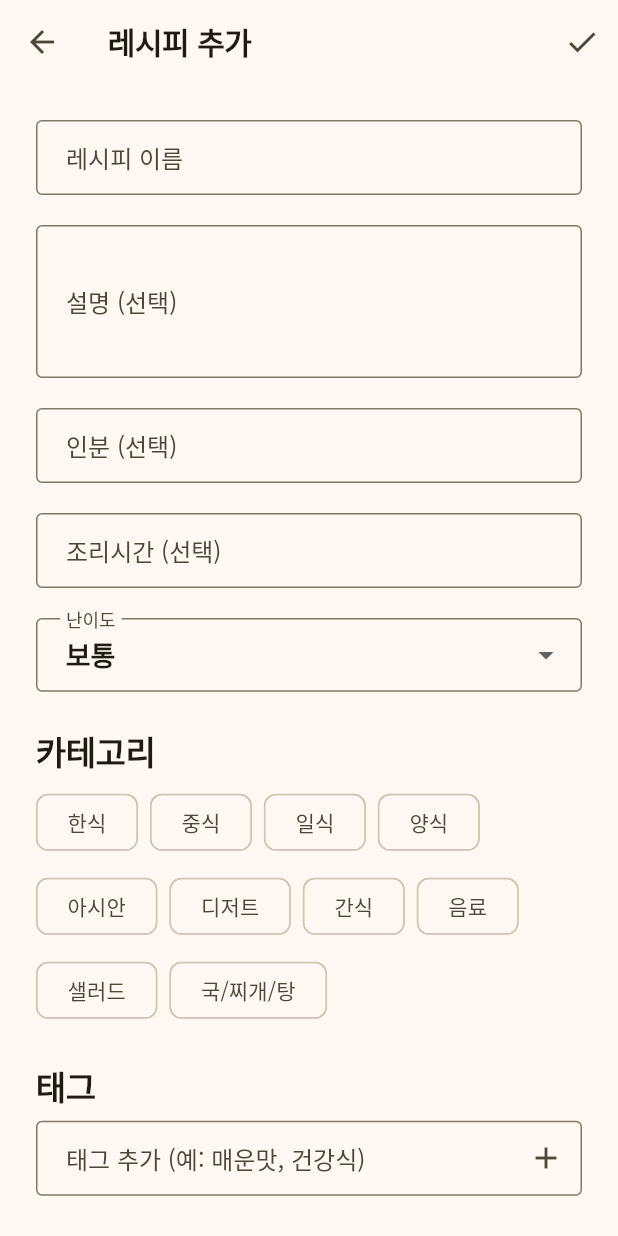
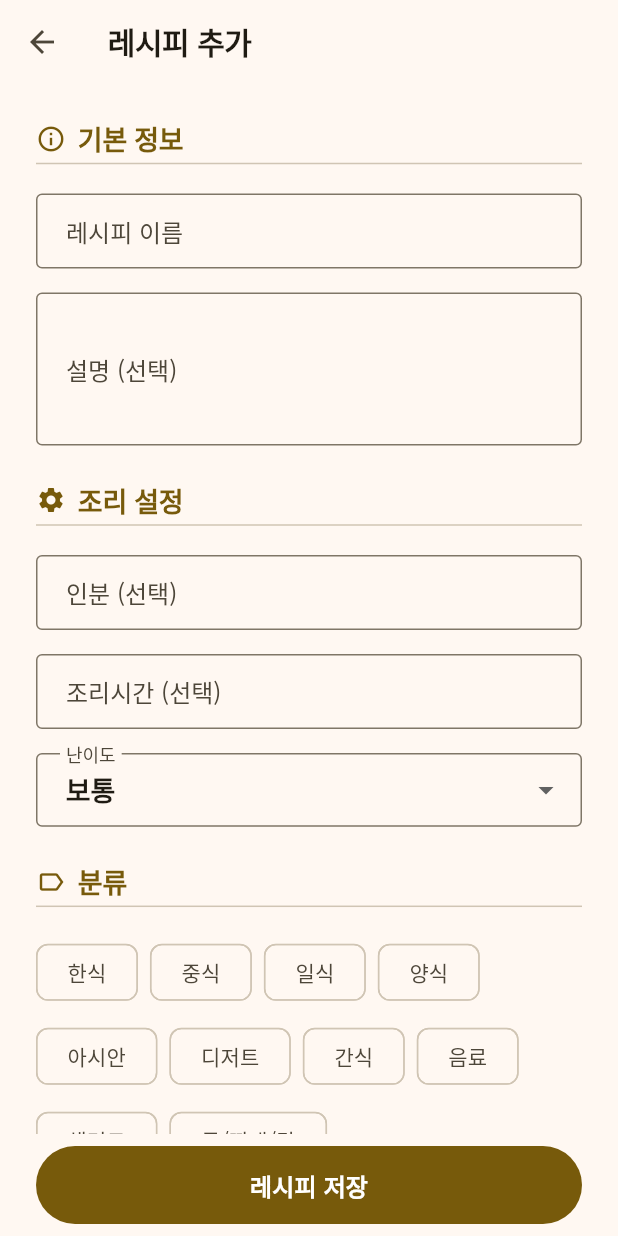
Before and after one commit to paper-cat/ind2receipe, a Flutter app: the RecipeFormScreen screen opened directly, on a phone screen of 412 x 824 dp. Run offline on Flutter 3.47's test engine with Material 3 defaults, Android fonts, the phone set to English and light mode, and no system bars; our stand-ins replace file_picker, flutter_riverpod, google_fonts, isar, riverpod_annotation, share_plus; accounts and stored records are empty; generated files the repository leaves out were written again.

Commit message:
레시피 폼 재료 검색 UX + 모바일 UX 개선
- 재료 검색 결과를 필드 위로 표시 (RawAutocomplete → 인라인 방식)
- 300ms debounce + 클리어(X) 버튼 + 중복 코드 정리
- 하단 고정 저장 버튼 (bottomNavigationBar)
- _SectionHeader 위젯으로 섹션 구분 개선
- 재료 목록 Card 래핑 + Divider 구분
- 조리 단계 레이아웃 분리 + 위/아래 이동 버튼
- IngredientChip maxWidth 160 + overflow 처리
- IngredientAmountField 힌트 간결화
- 키보드 반응형 하단 패딩

Co-Authored-By: Claude Opus 4.6 <noreply@anthropic.com>

```diff
--- a/lib/screens/recipe_form/recipe_form_screen.dart
+++ b/lib/screens/recipe_form/recipe_form_screen.dart
@@ -176,14 +176,9 @@ class _RecipeFormScreenState extends ConsumerState<RecipeFormScreen> {
     }
 
     if (mounted) {
-      // 레시피 리스트(HomeScreen)로 이동
-      // 새 레시피 추가: HomeScreen -> FormScreen (1번 pop)
-      // 레시피 수정: HomeScreen -> DetailScreen -> FormScreen (2번 pop)
       if (widget.recipe == null) {
-        // 새 레시피 추가
         Navigator.of(context).pop();
       } else {
-        // 레시피 수정 - DetailScreen과 FormScreen 모두 닫기
         Navigator.of(context).pop(); // FormScreen 닫기
         Navigator.of(context).pop(); // DetailScreen 닫기
       }
@@ -234,6 +229,13 @@ class _RecipeFormScreenState extends ConsumerState<RecipeFormScreen> {
     });
   }
 
+  void _moveStep(int oldIndex, int newIndex) {
+    setState(() {
+      final step = _steps.removeAt(oldIndex);
+      _steps.insert(newIndex, step);
+    });
+  }
+
   void _addTag() {
     final tag = _tagController.text.trim();
     if (tag.isNotEmpty && !_tags.contains(tag)) {
@@ -246,15 +248,29 @@ class _RecipeFormScreenState extends ConsumerState<RecipeFormScreen> {
 
   @override
   Widget build(BuildContext context) {
+    final colorScheme = Theme.of(context).colorScheme;
+
     return Scaffold(
       appBar: AppBar(
         title: Text(widget.recipe == null ? '레시피 추가' : '레시피 수정'),
-        actions: [
-          IconButton(
-            icon: const Icon(Icons.check),
+      ),
+      bottomNavigationBar: SafeArea(
+        child: Padding(
+          padding: const EdgeInsets.symmetric(
+            horizontal: AppSpacing.screenPadding,
+            vertical: AppSpacing.sm,
+          ),
+          child: FilledButton(
             onPressed: _saveRecipe,
+            style: FilledButton.styleFrom(
+              minimumSize: const Size(double.infinity, 52),
             ),
-        ],
+            child: Text(
+              widget.recipe == null ? '레시피 저장' : '수정 완료',
+              style: const TextStyle(fontSize: 16, fontWeight: FontWeight.w600),
+            ),
+          ),
+        ),
       ),
       body: Form(
         key: _formKey,
@@ -262,6 +278,13 @@ class _RecipeFormScreenState extends ConsumerState<RecipeFormScreen> {
           padding: const EdgeInsets.all(AppSpacing.screenPadding),
           keyboardDismissBehavior: ScrollViewKeyboardDismissBehavior.onDrag,
           children: [
+            // ── 기본 정보 섹션 ──
+            _SectionHeader(
+              icon: Icons.info_outline,
+              title: '기본 정보',
+              color: colorScheme.primary,
+            ),
+            const SizedBox(height: AppSpacing.md),
             TextFormField(
               controller: _nameController,
               decoration: const InputDecoration(
@@ -275,7 +298,7 @@ class _RecipeFormScreenState extends ConsumerState<RecipeFormScreen> {
                 return null;
               },
             ),
-            const SizedBox(height: 20),
+            const SizedBox(height: AppSpacing.md),
             TextFormField(
               controller: _descriptionController,
               decoration: const InputDecoration(
@@ -284,11 +307,18 @@ class _RecipeFormScreenState extends ConsumerState<RecipeFormScreen> {
               ),
               maxLines: 3,
             ),
-            const SizedBox(height: 20),
+
+            // ── 조리 설정 섹션 ──
+            const SizedBox(height: AppSpacing.lg),
+            _SectionHeader(
+              icon: Icons.settings,
+              title: '조리 설정',
+              color: colorScheme.primary,
+            ),
+            const SizedBox(height: AppSpacing.md),
             LayoutBuilder(
               builder: (context, constraints) {
                 if (constraints.maxWidth >= 400) {
-                  // 넓은 화면: Row
                   return Row(
                     children: [
                       Expanded(
@@ -302,7 +332,7 @@ class _RecipeFormScreenState extends ConsumerState<RecipeFormScreen> {
                           keyboardType: TextInputType.number,
                         ),
                       ),
-                      const SizedBox(width: 16),
+                      const SizedBox(width: AppSpacing.md),
                       Expanded(
                         child: TextFormField(
                           controller: _cookingTimeController,
@@ -317,7 +347,6 @@ class _RecipeFormScreenState extends ConsumerState<RecipeFormScreen> {
                     ],
                   );
                 } else {
-                  // 좁은 화면: Column
                   return Column(
                     children: [
                       TextFormField(
@@ -329,7 +358,7 @@ class _RecipeFormScreenState extends ConsumerState<RecipeFormScreen> {
                         ),
                         keyboardType: TextInputType.number,
                       ),
-                      const SizedBox(height: 20),
+                      const SizedBox(height: AppSpacing.md),
                       TextFormField(
                         controller: _cookingTimeController,
                         decoration: const InputDecoration(
@@ -344,7 +373,7 @@ class _RecipeFormScreenState extends ConsumerState<RecipeFormScreen> {
                 }
               },
             ),
-            const SizedBox(height: 20),
+            const SizedBox(height: AppSpacing.md),
             DropdownButtonFormField<DifficultyLevel>(
               value: _difficulty,
               decoration: const InputDecoration(
@@ -365,12 +394,15 @@ class _RecipeFormScreenState extends ConsumerState<RecipeFormScreen> {
                 }
               },
             ),
-            const SizedBox(height: 24),
-            Text(
-              '카테고리',
-              style: Theme.of(context).textTheme.titleLarge,
+
+            // ── 분류 섹션 ──
+            const SizedBox(height: AppSpacing.lg),
+            _SectionHeader(
+              icon: Icons.label_outline,
+              title: '분류',
+              color: colorScheme.primary,
             ),
-            const SizedBox(height: 8),
+            const SizedBox(height: AppSpacing.md),
             Wrap(
               spacing: 8,
               runSpacing: 8,
@@ -391,12 +423,7 @@ class _RecipeFormScreenState extends ConsumerState<RecipeFormScreen> {
                 );
               }).toList(),
             ),
-            const SizedBox(height: 24),
-            Text(
-              '태그',
-              style: Theme.of(context).textTheme.titleLarge,
-            ),
-            const SizedBox(height: 8),
+            const SizedBox(height: AppSpacing.md),
             TextField(
               controller: _tagController,
               decoration: InputDecoration(
@@ -423,22 +450,37 @@ class _RecipeFormScreenState extends ConsumerState<RecipeFormScreen> {
                 }).toList(),
               ),
             ],
-            const SizedBox(height: 24),
-            Text(
-              '재료',
-              style: Theme.of(context).textTheme.titleLarge,
+
+            // ── 재료 섹션 ──
+            const SizedBox(height: AppSpacing.lg),
+            _SectionHeader(
+              icon: Icons.shopping_basket,
+              title: '재료',
+              color: colorScheme.primary,
             ),
-            const SizedBox(height: 8),
+            const SizedBox(height: AppSpacing.md),
             IngredientSearchField(
               onIngredientSelected: (normalizedName, displayName) {
                 _addIngredient(normalizedName, displayName);
               },
             ),
             if (_ingredientIds.isNotEmpty) ...[
-              const SizedBox(height: 16),
-              ...List.generate(_ingredientIds.length, (index) {
-                return Padding(
-                  padding: const EdgeInsets.only(bottom: 8),
+              const SizedBox(height: AppSpacing.md),
+              Card(
+                margin: EdgeInsets.zero,
+                child: Padding(
+                  padding: const EdgeInsets.symmetric(vertical: AppSpacing.sm),
+                  child: Column(
+                    children: List.generate(_ingredientIds.length, (index) {
+                      return Column(
+                        children: [
+                          if (index > 0)
+                            const Divider(height: 1, indent: 16, endIndent: 16),
+                          Padding(
+                            padding: const EdgeInsets.symmetric(
+                              horizontal: AppSpacing.md,
+                              vertical: AppSpacing.sm,
+                            ),
                             child: Row(
                               children: [
                                 IngredientChip(
@@ -448,7 +490,8 @@ class _RecipeFormScreenState extends ConsumerState<RecipeFormScreen> {
                                 const SizedBox(width: 8),
                                 Expanded(
                                   child: IngredientAmountField(
-                          initialValue: index < _ingredientAmounts.length
+                                    initialValue:
+                                        index < _ingredientAmounts.length
                                             ? _ingredientAmounts[index]
                                             : '',
                                     onChanged: (value) =>
@@ -457,68 +500,143 @@ class _RecipeFormScreenState extends ConsumerState<RecipeFormScreen> {
                                 ),
                               ],
                             ),
+                          ),
+                        ],
                       );
                     }),
+                  ),
+                ),
+              ),
             ],
-            const SizedBox(height: 24),
-            Row(
-              mainAxisAlignment: MainAxisAlignment.spaceBetween,
-              children: [
-                Text(
-                  '조리 단계',
-                  style: Theme.of(context).textTheme.titleLarge,
-                ),
-                IconButton(
+
+            // ── 조리 단계 섹션 ──
+            const SizedBox(height: AppSpacing.lg),
+            _SectionHeader(
+              icon: Icons.format_list_numbered,
+              title: '조리 단계',
+              color: colorScheme.primary,
+              trailing: IconButton(
                 icon: const Icon(Icons.add),
                 onPressed: _addStep,
               ),
-              ],
             ),
-            const SizedBox(height: 8),
+            const SizedBox(height: AppSpacing.md),
             if (_steps.isEmpty)
               const Center(
+                child: Padding(
+                  padding: EdgeInsets.symmetric(vertical: AppSpacing.lg),
                   child: Text('+ 버튼을 눌러 조리 단계를 추가하세요'),
+                ),
               )
             else
               ...List.generate(_steps.length, (index) {
                 return Padding(
-                  padding: const EdgeInsets.only(bottom: 16),
-                  child: Row(
+                  padding: const EdgeInsets.only(bottom: AppSpacing.md),
+                  child: Column(
                     crossAxisAlignment: CrossAxisAlignment.start,
                     children: [
+                      // 상단: 번호 + 이동/삭제 버튼
+                      Row(
+                        children: [
                           CircleAvatar(
-                        radius: 20,
-                        backgroundColor: Theme.of(context).colorScheme.primary,
-                        foregroundColor: Colors.white,
+                            radius: 16,
+                            backgroundColor: colorScheme.primary,
+                            foregroundColor: colorScheme.onPrimary,
                             child: Text(
                               '${index + 1}',
-                          style: const TextStyle(fontWeight: FontWeight.bold),
+                              style: const TextStyle(
+                                fontWeight: FontWeight.bold,
+                                fontSize: 13,
                               ),
                             ),
-                      const SizedBox(width: 12),
-                      Expanded(
-                        child: TextFormField(
+                          ),
+                          const Spacer(),
+                          if (index > 0)
+                            IconButton(
+                              icon: const Icon(Icons.arrow_upward, size: 20),
+                              onPressed: () => _moveStep(index, index - 1),
+                              visualDensity: VisualDensity.compact,
+                              tooltip: '위로 이동',
+                            ),
+                          if (index < _steps.length - 1)
+                            IconButton(
+                              icon: const Icon(Icons.arrow_downward, size: 20),
+                              onPressed: () => _moveStep(index, index + 1),
+                              visualDensity: VisualDensity.compact,
+                              tooltip: '아래로 이동',
+                            ),
+                          IconButton(
+                            icon: const Icon(Icons.delete_outline, size: 20),
+                            onPressed: () => _removeStep(index),
+                            visualDensity: VisualDensity.compact,
+                            tooltip: '삭제',
+                          ),
+                        ],
+                      ),
+                      const SizedBox(height: AppSpacing.xs),
+                      // 하단: 텍스트 필드 (전체 너비)
+                      TextFormField(
                         initialValue: _steps[index],
                         decoration: const InputDecoration(
                           border: OutlineInputBorder(),
                           hintText: '조리 단계를 입력하세요',
                         ),
-                          maxLines: 3,
+                        maxLines: null,
+                        minLines: 2,
                         onChanged: (value) => _updateStep(index, value),
-                        ),
-                      ),
-                      const SizedBox(width: 8),
-                      IconButton(
-                        icon: const Icon(Icons.delete),
-                        onPressed: () => _removeStep(index),
                       ),
                     ],
                   ),
                 );
               }),
+
+            // 키보드 반응형 하단 패딩
+            SizedBox(
+              height: MediaQuery.of(context).viewInsets.bottom + AppSpacing.xxl,
+            ),
           ],
         ),
       ),
     );
   }
 }
+
+class _SectionHeader extends StatelessWidget {
+  final IconData icon;
+  final String title;
+  final Color color;
+  final Widget? trailing;
+
+  const _SectionHeader({
+    required this.icon,
+    required this.title,
+    required this.color,
+    this.trailing,
+  });
+
+  @override
+  Widget build(BuildContext context) {
+    return Column(
+      children: [
+        Row(
+          children: [
+            Icon(icon, size: 20, color: color),
+            const SizedBox(width: AppSpacing.sm),
+            Text(
+              title,
+              style: Theme.of(context).textTheme.titleMedium?.copyWith(
+                    fontWeight: FontWeight.w600,
+                    color: color,
+                  ),
+            ),
+            if (trailing != null) ...[
+              const Spacer(),
+              trailing!,
+            ],
+          ],
+        ),
+        const Divider(height: AppSpacing.sm),
+      ],
+    );
+  }
+}
--- a/lib/widgets/ingredient_amount_field.dart
+++ b/lib/widgets/ingredient_amount_field.dart
@@ -28,14 +28,13 @@ class _IngredientAmountFieldState extends State<IngredientAmountField> {
 
   void _onFocusChange() {
     if (_focusNode.hasFocus) {
-      // 키보드 올라올 때 자동 스크롤
       Future.delayed(const Duration(milliseconds: 300), () {
         if (mounted) {
           Scrollable.ensureVisible(
             context,
             duration: const Duration(milliseconds: 300),
             curve: Curves.easeInOut,
-            alignment: 0.5, // 화면 중앙에 위치
+            alignment: 0.5,
           );
         }
       });
@@ -56,9 +55,10 @@ class _IngredientAmountFieldState extends State<IngredientAmountField> {
       controller: _controller,
       focusNode: _focusNode,
       decoration: const InputDecoration(
-        labelText: '양 (예: 200g, 2개)',
+        hintText: '200g',
         border: OutlineInputBorder(),
         isDense: true,
+        contentPadding: EdgeInsets.symmetric(horizontal: 12, vertical: 10),
       ),
       onChanged: widget.onChanged,
     );
--- a/pubspec.yaml
+++ b/pubspec.yaml
@@ -16,7 +16,7 @@ publish_to: 'none' # Remove this line if you wish to publish to pub.dev
 # https://developer.apple.com/library/archive/documentation/General/Reference/InfoPlistKeyReference/Articles/CoreFoundationKeys.html
 # In Windows, build-name is used as the major, minor, and patch parts
 # of the product and file versions while build-number is used as the build suffix.
-version: 1.0.0+1
+version: 0.1.0+2
 
 environment:
   sdk: ^3.10.1
```
Also changed, not shown: lib/widgets/ingredient_chip.dart (+11 -3 lines), lib/widgets/ingredient_search_field.dart (+111 -96 lines). Lines whose indentation alone changed are shown as unchanged.
